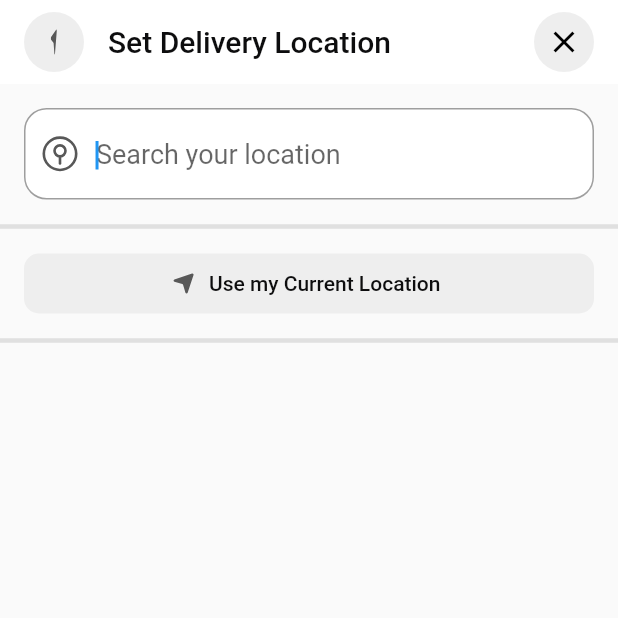
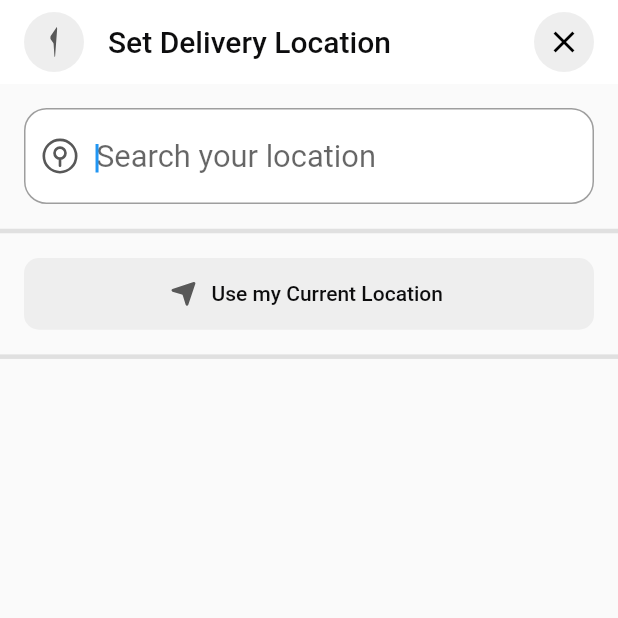
Before and after one commit to flameXpriyanshu/Repair-Duniya, a Flutter app: the SearchLocationScreen screen opened by its route, on a phone screen of 412 x 824 dp, the top half of it. Run offline on Flutter 3.47's test engine with Material 2 defaults, Android fonts, the phone set to English and light mode, and no system bars; our stand-ins replace carousel_slider, country_picker, firebase_auth, firebase_core, flutter_rating_bar, flutter_screenutil and 6 more; missing offline and left inert: flutter_polyline_points; accounts and stored records are empty.

Commit message:
responsive

```diff
--- a/lib/Model_Screens/Map_Screen/location_search_screen.dart
+++ b/lib/Model_Screens/Map_Screen/location_search_screen.dart
@@ -1,4 +1,5 @@
 import 'package:flutter/material.dart';
+import 'package:flutter_screenutil/flutter_screenutil.dart';
 import 'package:flutter_svg/svg.dart';
 import 'package:repair_duniya/components.dart/location_list_tile.dart';
 import 'package:repair_duniya/components.dart/network_utility.dart';
@@ -50,8 +51,8 @@ class _SearchLocationScreenState extends State<SearchLocationScreen> {
             backgroundColor: secondaryColor10LightTheme,
             child: SvgPicture.asset(
               "assets/location.svg",
-              height: 20,
-              width: 5,
+              height: 20.h,
+              width: 5.w,
               color: secondaryColor40LightTheme,
               fit: BoxFit.fill,
             ),
@@ -97,7 +98,7 @@ class _SearchLocationScreenState extends State<SearchLocationScreen> {
                     borderSide: BorderSide(color: Colors.grey),
                   ),
                   hintText: "Search your location",
-                  hintStyle: TextStyle(fontSize: 18),
+                  hintStyle: TextStyle(fontSize: 18.sp),
                   prefixIcon: Padding(
                     padding: const EdgeInsets.symmetric(vertical: 10),
                     child: SvgPicture.asset(
@@ -117,13 +118,13 @@ class _SearchLocationScreenState extends State<SearchLocationScreen> {
           Padding(
             padding: const EdgeInsets.all(defaultPadding),
             child: SizedBox(
-              height: 40,
+              height: 40.h,
               width: double.infinity,
               child: ElevatedButton.icon(
                 onPressed: () {},
                 icon: SvgPicture.asset(
                   "assets/location.svg",
-                  height: 16,
+                  height: 16.h,
                 ),
                 label: const Text("Use my Current Location"),
                 style: ElevatedButton.styleFrom(
--- a/lib/main.dart
+++ b/lib/main.dart
@@ -44,7 +44,7 @@ void main() async {
       'home_board': (context) => home_board(),
       'subscriptionView': (context) => SubscriptionView(),
     },
-    home: MyOtp(),
+    home: Myhome(),
     debugShowCheckedModeBanner: false,
   ));
 }
```
